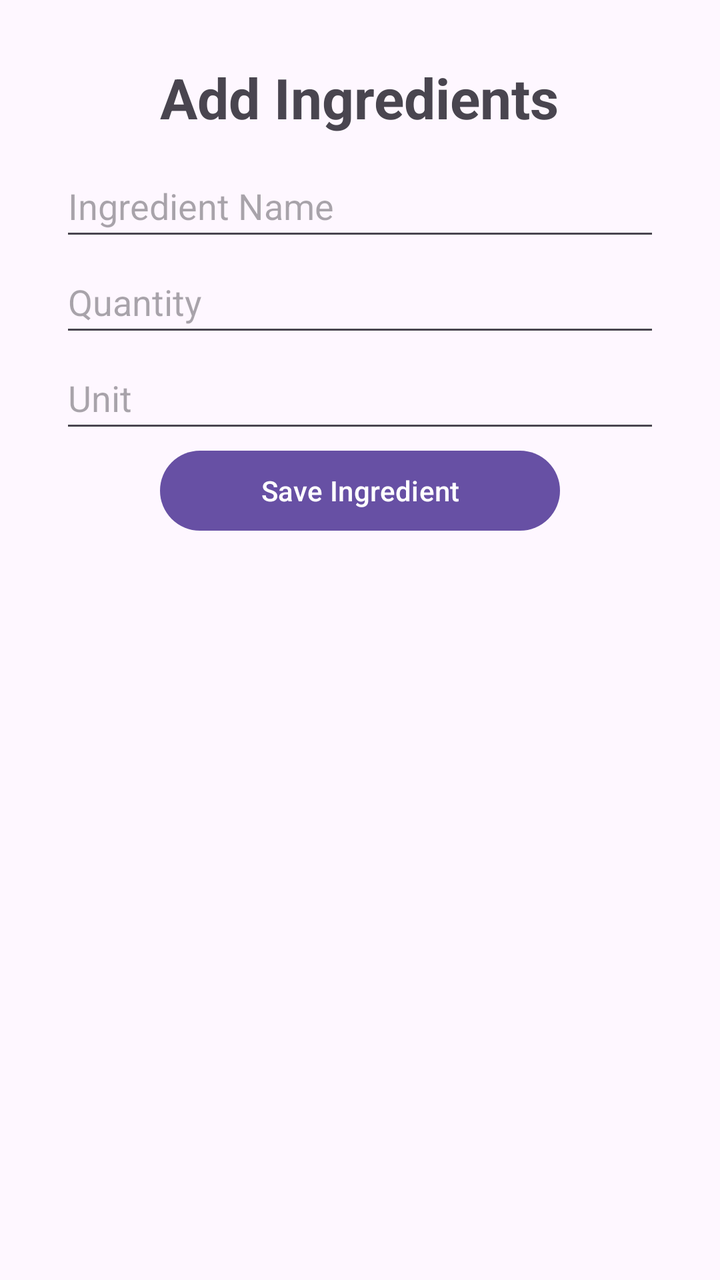
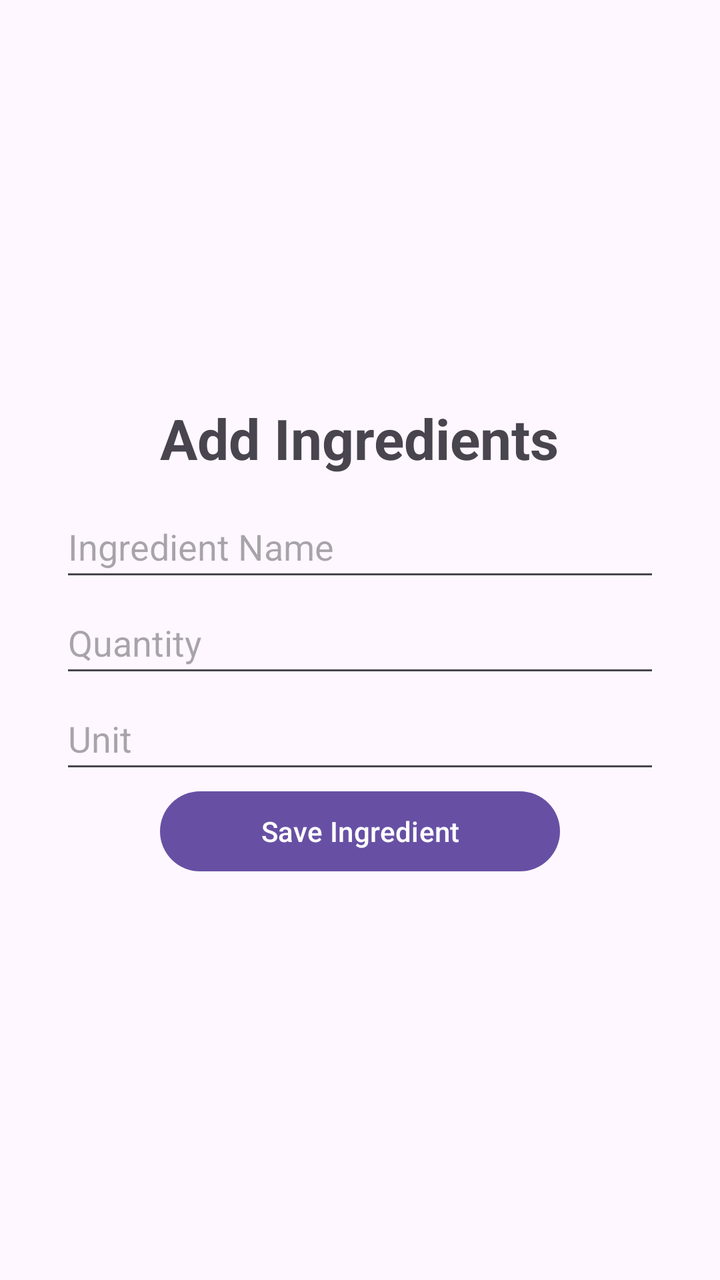

Compare the two renders of this Android layout. The source of the first and the diff that turns it into the second are given below.
<!-- AndroidManifest.xml: application theme Theme.SmartPantryManager -->
<!-- res/layout/activity_add_ingredients.xml -->
<?xml version="1.0" encoding="utf-8"?>
<LinearLayout xmlns:android="http://schemas.android.com/apk/res/android"
    xmlns:app="http://schemas.android.com/apk/res-auto"
    xmlns:tools="http://schemas.android.com/tools"
    android:id="@+id/main"
    android:orientation="vertical"
    android:gravity="center"
    android:padding="30dp"
    android:layout_width="match_parent"
    android:layout_height="match_parent"
    tools:context=".AddIngredientsActivity">

    <TextView
        android:id="@+id/addIngredients"
        android:text="Add Ingredients"
        android:textSize="28sp"
        android:textStyle="bold"
        android:layout_marginBottom="10dp"
        android:layout_width="wrap_content"
        android:layout_height="wrap_content" />

    <EditText
        android:id="@+id/etName"
        android:hint="Ingredient Name"
        android:inputType="text"
        android:minHeight="48dp"
        android:layout_width="match_parent"
        android:layout_height="wrap_content" />

    <EditText
        android:id="@+id/etQuantity"
        android:hint="Quantity"
        android:inputType="number"
        android:minHeight="48dp"
        android:layout_width="match_parent"
        android:layout_height="wrap_content" />

    <EditText
        android:id="@+id/etUnit"
        android:hint="Unit"
        android:inputType="text"
        android:minHeight="48dp"
        android:layout_width="match_parent"
        android:layout_height="wrap_content" />

    <Button
        android:id="@+id/btnSave"
        android:text="Save Ingredient"
        android:layout_width="200dp"
        android:layout_height="wrap_content" />

    <androidx.recyclerview.widget.RecyclerView
        android:id="@+id/recyclerIngredients"
        android:layout_weight="1"
        android:layout_width="match_parent"
        android:layout_height="0dp" />

</LinearLayout>
<!-- resources referenced by this layout -->
<resources>
  <style name="Theme.SmartPantryManager" parent="Base.Theme.SmartPantryManager" />
  <style name="Base.Theme.SmartPantryManager" parent="Theme.Material3.DayNight.NoActionBar">
          
          
      </style>
</resources>

<!-- the commit's change to res/layout/activity_add_ingredients.xml (unified diff, before → after) -->
@@ -11,7 +11,7 @@
     tools:context=".AddIngredientsActivity">
 
     <TextView
-        android:id="@+id/addIngredients"
+        android:id="@+id/titleHeading"
         android:text="Add Ingredients"
         android:textSize="28sp"
         android:textStyle="bold"
@@ -49,10 +49,4 @@
         android:layout_width="200dp"
         android:layout_height="wrap_content" />
 
-    <androidx.recyclerview.widget.RecyclerView
-        android:id="@+id/recyclerIngredients"
-        android:layout_weight="1"
-        android:layout_width="match_parent"
-        android:layout_height="0dp" />
-
 </LinearLayout>
